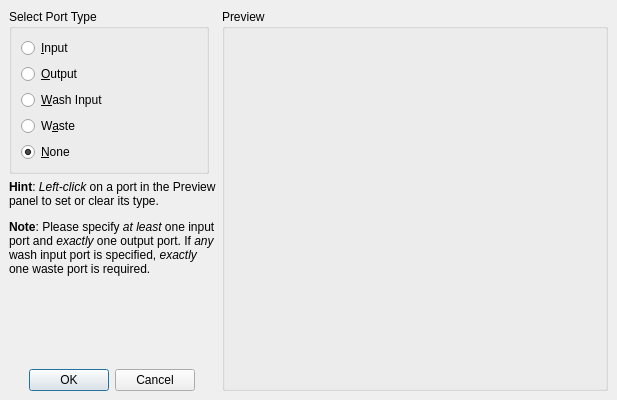
Qt form frmconfigchip.ui (dkz051/dmfb-simulator) before a commit.
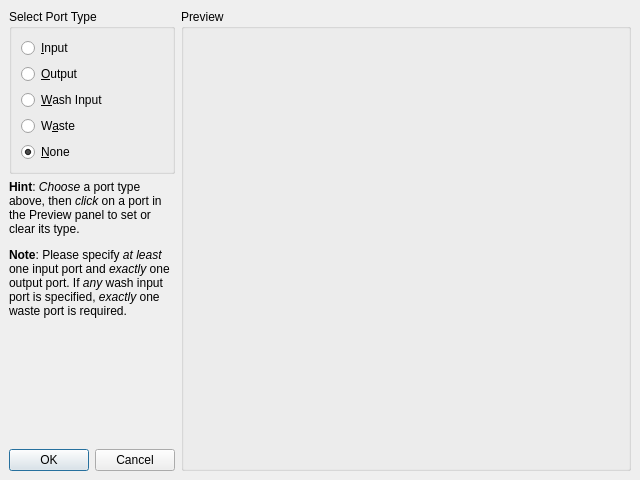
The same form after that commit.

Diff of the .ui file:
```diff
--- a/frmconfigchip.ui
+++ b/frmconfigchip.ui
@@ -9,14 +9,14 @@
    <rect>
     <x>0</x>
     <y>0</y>
-    <width>617</width>
-    <height>400</height>
+    <width>640</width>
+    <height>480</height>
    </rect>
   </property>
   <property name="minimumSize">
    <size>
-    <width>480</width>
-    <height>360</height>
+    <width>640</width>
+    <height>480</height>
    </size>
   </property>
   <property name="font">
@@ -106,13 +106,13 @@
       <item>
        <widget class="QLabel" name="lblHints">
         <property name="sizePolicy">
-         <sizepolicy hsizetype="Fixed" vsizetype="Preferred">
+         <sizepolicy hsizetype="Ignored" vsizetype="Preferred">
           <horstretch>0</horstretch>
           <verstretch>0</verstretch>
          </sizepolicy>
         </property>
         <property name="text">
-         <string>&lt;html&gt;&lt;head/&gt;&lt;body&gt;&lt;p&gt;&lt;span style=&quot; font-weight:600;&quot;&gt;Hint&lt;/span&gt;: &lt;span style=&quot; font-style:italic;&quot;&gt;Left-click&lt;/span&gt; on a port in the Preview panel to set or clear its type.&lt;/p&gt;&lt;p&gt;&lt;span style=&quot; font-weight:600;&quot;&gt;Note&lt;/span&gt;: Please specify &lt;span style=&quot; font-style:italic;&quot;&gt;at least&lt;/span&gt; one input port and &lt;span style=&quot; font-style:italic;&quot;&gt;exactly&lt;/span&gt; one output port. If &lt;span style=&quot; font-style:italic;&quot;&gt;any&lt;/span&gt; wash input port is specified, &lt;span style=&quot; font-style:italic;&quot;&gt;exactly&lt;/span&gt; one waste port is required.&lt;/p&gt;&lt;/body&gt;&lt;/html&gt;</string>
+         <string>&lt;html&gt;&lt;head/&gt;&lt;body&gt;&lt;p&gt;&lt;span style=&quot; font-weight:600;&quot;&gt;Hint&lt;/span&gt;: &lt;span style=&quot; font-style:italic;&quot;&gt;Choose&lt;/span&gt; a port type above, then &lt;span style=&quot; font-style:italic;&quot;&gt;click&lt;/span&gt; on a port in the Preview panel to set or clear its type.&lt;/p&gt;&lt;p&gt;&lt;span style=&quot; font-weight:600;&quot;&gt;Note&lt;/span&gt;: Please specify &lt;span style=&quot; font-style:italic;&quot;&gt;at least&lt;/span&gt; one input port and &lt;span style=&quot; font-style:italic;&quot;&gt;exactly&lt;/span&gt; one output port. If &lt;span style=&quot; font-style:italic;&quot;&gt;any&lt;/span&gt; wash input port is specified, &lt;span style=&quot; font-style:italic;&quot;&gt;exactly&lt;/span&gt; one waste port is required.&lt;/p&gt;&lt;/body&gt;&lt;/html&gt;</string>
         </property>
         <property name="wordWrap">
          <bool>true</bool>
@@ -124,6 +124,9 @@
         <property name="orientation">
          <enum>Qt::Vertical</enum>
         </property>
+        <property name="sizeType">
+         <enum>QSizePolicy::Expanding</enum>
+        </property>
         <property name="sizeHint" stdset="0">
          <size>
           <width>20</width>
@@ -132,7 +135,7 @@
         </property>
        </spacer>
       </item>
-      <item alignment="Qt::AlignHCenter|Qt::AlignBottom">
+      <item alignment="Qt::AlignHCenter">
        <widget class="QDialogButtonBox" name="buttonBox">
         <property name="sizePolicy">
          <sizepolicy hsizetype="Fixed" vsizetype="Fixed">
```
Left out of the diff: 17 changed lines with no effect on the pictures.
